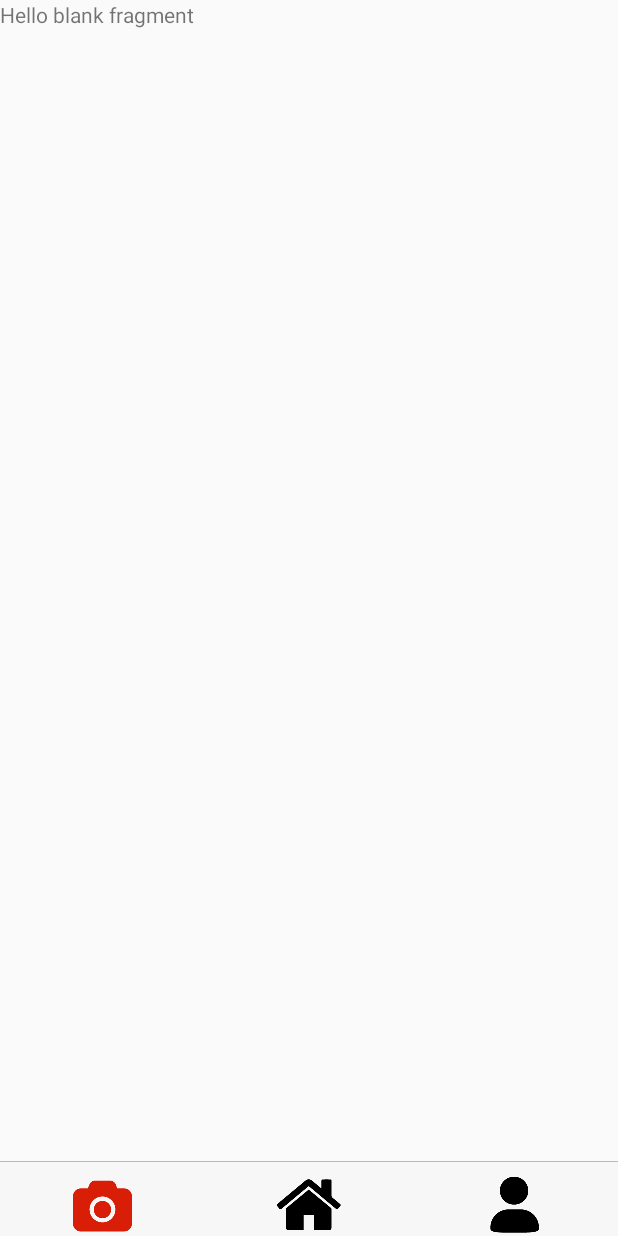
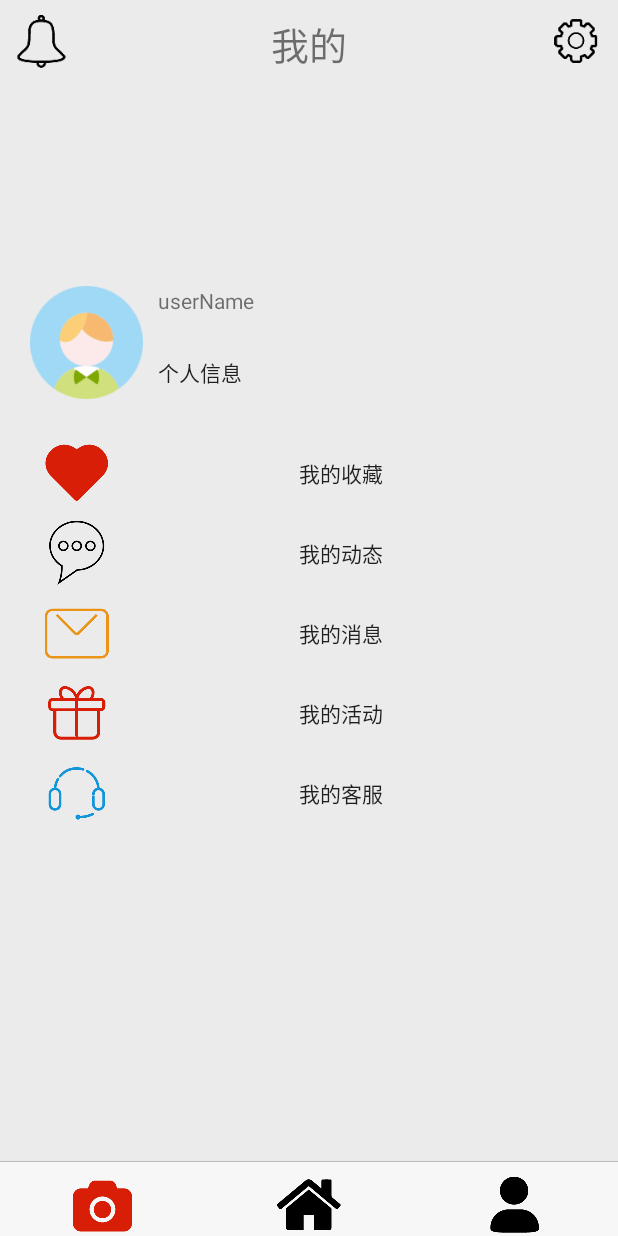
Before and after one commit to MercuialC/Alpha_project, an Android app: the fragment UserFragment placed in its activity, on a phone screen of 412 x 824 dp. Run offline under Robolectric (Android 15) with nearby library versions, the phone set to English and light mode, and no system bars.

Commit message:
page3 update

```diff
--- a/SoftWareEngineeringTeamWork/app/build.gradle
+++ b/SoftWareEngineeringTeamWork/app/build.gradle
@@ -36,4 +36,5 @@ dependencies {
     implementation 'org.jetbrains:annotations-java5:15.0'
     implementation 'com.github.bumptech.glide:glide:4.8.0'
     annotationProcessor 'com.github.bumptech.glide:compiler:4.8.0'
+    implementation 'com.google.android.gms:play-services-maps:16.0.0'
 }
--- a/SoftWareEngineeringTeamWork/app/src/main/java/com/example/administrator/camera/MainActivity.java
+++ b/SoftWareEngineeringTeamWork/app/src/main/java/com/example/administrator/camera/MainActivity.java
@@ -1,5 +1,6 @@
 package com.example.administrator.camera;
 
+import android.app.Activity;
 import android.app.Fragment;
 import android.app.FragmentTransaction;
 import android.content.Intent;
@@ -9,6 +10,7 @@ import android.icu.text.SimpleDateFormat;
 import android.icu.text.UFormat;
 import android.net.Uri;
 import android.os.Environment;
+import android.provider.ContactsContract;
 import android.provider.MediaStore;
 import android.support.annotation.IdRes;
 import android.support.v7.app.AppCompatActivity;
@@ -16,11 +18,14 @@ import android.os.Bundle;
 import android.view.Gravity;
 import android.view.View;
 import android.view.WindowManager;
+import android.widget.ActionMenuView;
 import android.widget.Button;
 import android.widget.EditText;
 import android.widget.PopupWindow;
 import android.widget.RadioButton;
 import android.widget.RadioGroup;
+import android.widget.RelativeLayout;
+import android.widget.Toast;
 
 import java.io.File;
 import java.io.IOException;
@@ -35,6 +40,9 @@ public class MainActivity extends AppCompatActivity {
     private RadioButton btnuser;
     private RadioGroup mRgTab;
     private List<Fragment> mFragmentList = new ArrayList<>();
+
+    private RelativeLayout rl_un;
+
 
     private void setDrawleft(RadioButton radioButton, int res) {
         Drawable drawable = getResources().getDrawable(res);
@@ -96,11 +104,11 @@ public class MainActivity extends AppCompatActivity {
                 fragment = HomeFragment.newInstance();
             } else if (tag.equals(UserFragment.class.getName())) {
                 fragment = UserFragment.newInstance();
+                Activity activity = fragment.getActivity();
             }
-
-        mFragmentList.add(fragment);
-        transaction.add(R.id.fl_container, fragment, fragment.getClass().getName());
-    }
+            mFragmentList.add(fragment);
+            transaction.add(R.id.fl_container, fragment, fragment.getClass().getName());
+        }
         transaction.commitAllowingStateLoss();
 }
     /**
@@ -113,4 +121,9 @@ public class MainActivity extends AppCompatActivity {
         }
         ft.commit();
     }
+
+    public void asd(View view) {
+        Toast.makeText(this, "asd", Toast.LENGTH_SHORT).show();
+
+    }
 }
--- a/SoftWareEngineeringTeamWork/app/src/main/java/com/example/administrator/camera/UserFragment.java
+++ b/SoftWareEngineeringTeamWork/app/src/main/java/com/example/administrator/camera/UserFragment.java
@@ -6,6 +6,7 @@ import android.app.Fragment;
 import android.view.LayoutInflater;
 import android.view.View;
 import android.view.ViewGroup;
+import android.widget.RelativeLayout;
 
 
 /**
@@ -26,8 +27,12 @@ public class UserFragment extends Fragment {
     @Override
     public View onCreateView(LayoutInflater inflater, ViewGroup container,
                              Bundle savedInstanceState) {
-        // Inflate the layout for this fragment
-        return inflater.inflate(R.layout.fragment_user, container, false);
+        View view = inflater.inflate(R.layout.fragment_user, container, false);
+        RelativeLayout rl_un = view.findViewById(R.id.rl_unlogined);
+        rl_un.setVisibility(View.INVISIBLE);
+
+
+        return view;
     }
 
 }
--- a/SoftWareEngineeringTeamWork/app/src/main/res/layout/fragment_user.xml
+++ b/SoftWareEngineeringTeamWork/app/src/main/res/layout/fragment_user.xml
@@ -1,14 +1,174 @@
 <?xml version="1.0" encoding="utf-8"?>
-<FrameLayout xmlns:android="http://schemas.android.com/apk/res/android"
+<LinearLayout xmlns:android="http://schemas.android.com/apk/res/android"
     xmlns:tools="http://schemas.android.com/tools"
     android:layout_width="match_parent"
     android:layout_height="match_parent"
-    tools:context=".UserFragment">
+    tools:context=".UserFragment"
+    android:orientation="vertical"
+    android:background="#ebebeb">
 
-    <!-- TODO: Update blank fragment layout -->
-    <TextView
+    <!--top-->
+    <RelativeLayout
         android:layout_width="match_parent"
-        android:layout_height="match_parent"
-        android:text="@string/hello_blank_fragment" />
+        android:layout_height="wrap_content"
+        android:layout_margin="10dp">
 
-</FrameLayout>
+        <Button
+            android:id="@+id/btn_notification"
+            android:layout_width="35dp"
+            android:layout_height="35dp"
+            android:background="@drawable/notification"/>
+
+        <TextView
+            android:layout_width="wrap_content"
+            android:layout_height="35dp"
+            android:layout_alignParentTop="true"
+            android:layout_centerHorizontal="true"
+            android:gravity="center_horizontal"
+            android:text="我的"
+            android:textSize="25sp" />
+
+        <Button
+            android:id="@+id/btn_setting"
+            android:layout_width="35dp"
+            android:layout_height="35dp"
+            android:background="@drawable/setting"
+            android:layout_alignParentEnd="true"/>
+
+    </RelativeLayout>
+
+    <!--userInfo-->
+    <RelativeLayout
+        android:id="@+id/rl_unlogined"
+        android:layout_width="match_parent"
+        android:layout_height="wrap_content"
+        android:layout_margin="10dp"
+        >
+
+        <ImageView
+            android:id="@+id/iv_u_userHead"
+            android:layout_width="75dp"
+            android:layout_height="75dp"
+            android:layout_margin="10dp"
+            android:background="@drawable/head_boy"
+            />
+
+        <Button
+            android:id="@+id/btn_u_login"
+            android:layout_width="match_parent"
+            android:layout_height="75dp"
+            android:layout_marginTop="10dp"
+            android:layout_marginRight="10dp"
+            android:layout_marginBottom="10dp"
+            android:layout_toRightOf="@+id/iv_u_userHead"
+            android:gravity="left|center_vertical"
+            android:background="@android:color/transparent"
+            android:text="登录/注册"
+            />
+
+    </RelativeLayout>
+
+    <RelativeLayout
+        android:id="@+id/rl_logined"
+        android:layout_width="match_parent"
+        android:layout_height="wrap_content"
+        android:layout_margin="10dp"
+        >
+
+        <ImageView
+            android:id="@+id/iv_userHead"
+            android:layout_width="75dp"
+            android:layout_height="75dp"
+            android:layout_margin="10dp"
+            android:background="@drawable/head_boy"
+            />
+
+        <TextView
+            android:id="@+id/tv_userName"
+            android:layout_width="match_parent"
+            android:layout_height="30sp"
+            android:layout_toRightOf="@id/iv_userHead"
+            android:layout_marginTop="10dp"
+            android:layout_marginRight="10dp"
+            android:text="userName"
+            />
+
+        <Button
+            android:id="@+id/btn_userInfo"
+            android:layout_width="match_parent"
+            android:layout_below="@+id/tv_userName"
+            android:layout_height="35dp"
+            android:layout_marginTop="10dp"
+            android:layout_marginRight="10dp"
+            android:layout_marginBottom="10dp"
+            android:layout_toRightOf="@+id/iv_userHead"
+            android:gravity="left|center_vertical"
+            android:background="@android:color/transparent"
+            android:text="个人信息" />
+
+    </RelativeLayout>
+
+    <!--add here-->
+
+    <Button
+        android:id = "@+id/btn_collection"
+        android:layout_width="match_parent"
+        android:layout_height="wrap_content"
+        android:background="@android:color/transparent"
+        android:drawableLeft="@drawable/collection"
+        android:text="我的收藏"
+        android:paddingLeft="30dp"
+        android:paddingRight="30dp"
+        android:layout_marginTop="5dp"
+        android:onClick="asd"
+        />
+
+    <Button
+        android:id = "@+id/btn_moments"
+        android:layout_width="match_parent"
+        android:layout_height="wrap_content"
+        android:background="@android:color/transparent"
+        android:drawableLeft="@drawable/moments"
+        android:text="我的动态"
+        android:paddingLeft="30dp"
+        android:paddingRight="30dp"
+        android:layout_marginTop="5dp"
+        />
+
+    <Button
+        android:id = "@+id/btn_info"
+        android:layout_width="match_parent"
+        android:layout_height="wrap_content"
+        android:background="@android:color/transparent"
+        android:drawableLeft="@drawable/info"
+        android:text="我的消息"
+        android:paddingLeft="30dp"
+        android:paddingRight="30dp"
+        android:layout_marginTop="5dp"
+        />
+
+    <Button
+        android:id = "@+id/btn_activity"
+        android:layout_width="match_parent"
+        android:layout_height="wrap_content"
+        android:background="@android:color/transparent"
+        android:drawableLeft="@drawable/activity"
+        android:text="我的活动"
+        android:paddingLeft="30dp"
+        android:paddingRight="30dp"
+        android:layout_marginTop="5dp"
+        />
+
+    <Button
+        android:id = "@+id/btn_CustomerService"
+        android:layout_width="match_parent"
+        android:layout_height="wrap_content"
+        android:background="@android:color/transparent"
+        android:drawableLeft="@drawable/customerservice"
+        android:text="我的客服"
+        android:paddingLeft="30dp"
+        android:paddingRight="30dp"
+        android:layout_marginTop="5dp"
+        />
+
+</LinearLayout>
--- a/SoftWareEngineeringTeamWork/app/src/main/res/menu/menu.xml
+++ /dev/null
@@ -1,65 +0,0 @@
-<?xml version="1.0" encoding="utf-8"?>
-<menu xmlns:android="http://schemas.android.com/apk/res/android">
-
-    <FrameLayout
-        android:id="@+id/fl_container"
-        android:layout_width="match_parent"
-        android:layout_height="match_parent"
-        android:layout_above="@+id/rg_main"
-        android:layout_alignParentTop="true" />
-
-    <View
-        android:id="@+id/divider"
-        android:layout_width="match_parent"
-        android:layout_height="0.5dp"
-        android:layout_above="@id/rg_main"
-        android:layout_gravity="bottom"
-        android:background="#BBBBBB" />
-
-    <RadioGroup
-        android:id="@+id/rg_main"
-        android:layout_width="match_parent"
-        android:layout_height="49dp"
-        android:layout_alignParentBottom="true"
-        android:background="#F7F7F7"
-        android:orientation="horizontal"
-        android:paddingTop="7dp">
-
-        <RadioButton
-            android:id="@+id/rb_camera"
-            android:layout_width="0dp"
-            android:layout_height="match_parent"
-            android:layout_weight="1"
-            android:background="@android:color/transparent"
-            android:button="@null"
-            android:checked="true"
-            android:drawablePadding="3dp"
-            android:drawableTop="@drawable/rb_camera"
-            />
-
-        <RadioButton
-            android:id="@+id/rb_home"
-            android:layout_width="0dp"
-            android:layout_height="match_parent"
-            android:layout_weight="1"
-            android:background="@android:color/transparent"
-            android:button="@null"
-            android:drawablePadding="3dp"
-            android:drawableTop="@drawable/rb_home"
-            android:gravity="center"
-            />
-
-        <RadioButton
-            android:id="@+id/rb_user"
-            android:layout_width="0dp"
-            android:layout_height="match_parent"
-            android:layout_weight="1"
-            android:background="@android:color/transparent"
-            android:button="@null"
-            android:drawablePadding="3dp"
-            android:drawableTop="@drawable/rb_user"
-            android:gravity="center"
-            />
-    </RadioGroup>
-
-</menu>
```
Also changed, not shown: SoftWareEngineeringTeamWork/app/src/main/res/drawable-v24/head_boy.png (added), SoftWareEngineeringTeamWork/app/src/main/res/drawable-v24/qq.png (added), SoftWareEngineeringTeamWork/app/src/main/res/drawable-v24/wechat.png (added), SoftWareEngineeringTeamWork/app/src/main/res/drawable-xxhdpi/activity.png (added), SoftWareEngineeringTeamWork/app/src/main/res/drawable-xxhdpi/collection.png (added), SoftWareEngineeringTeamWork/app/src/main/res/drawable-xxhdpi/customerservice.png (added), SoftWareEngineeringTeamWork/app/src/main/res/drawable-xxhdpi/info.png (added), SoftWareEngineeringTeamWork/app/src/main/res/drawable-xxhdpi/moments.png (added), SoftWareEngineeringTeamWork/app/src/main/res/drawable-xxhdpi/notification.png (added), SoftWareEngineeringTeamWork/app/src/main/res/drawable-xxhdpi/setting.png (added).
